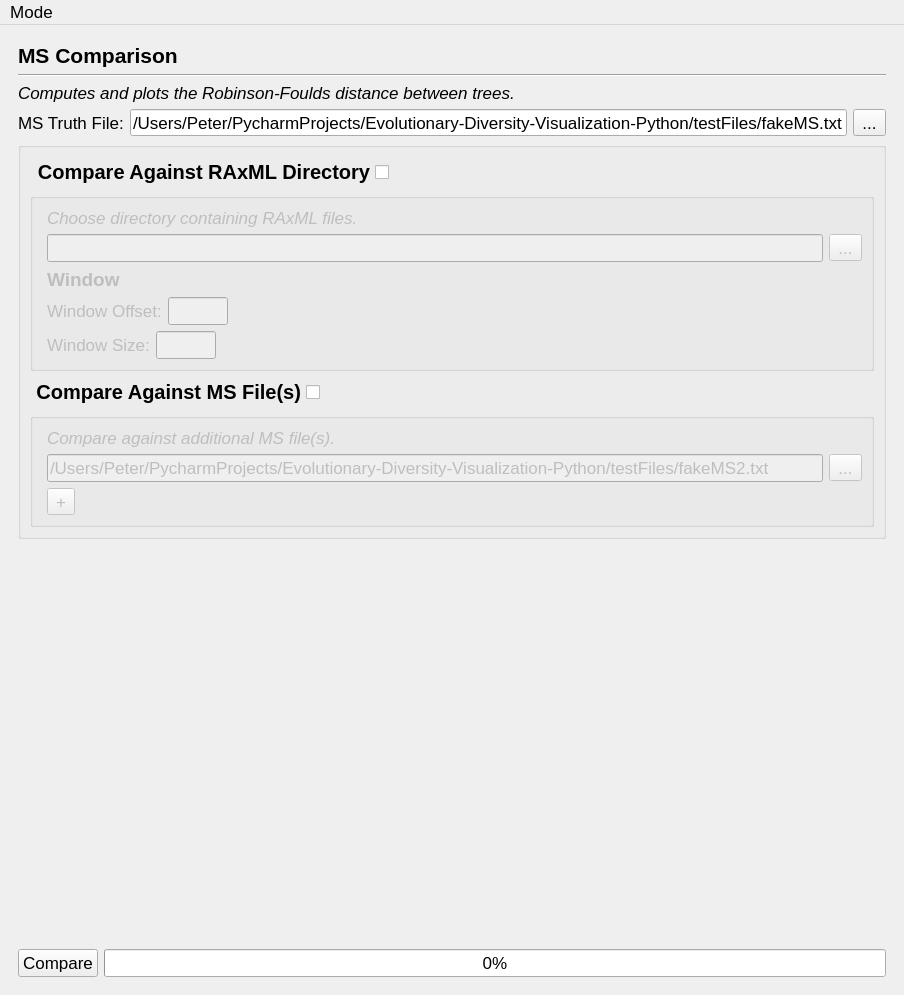
Old version of the form module/gui_layout.ui in the repository PeterDulworth/PhyloVis.
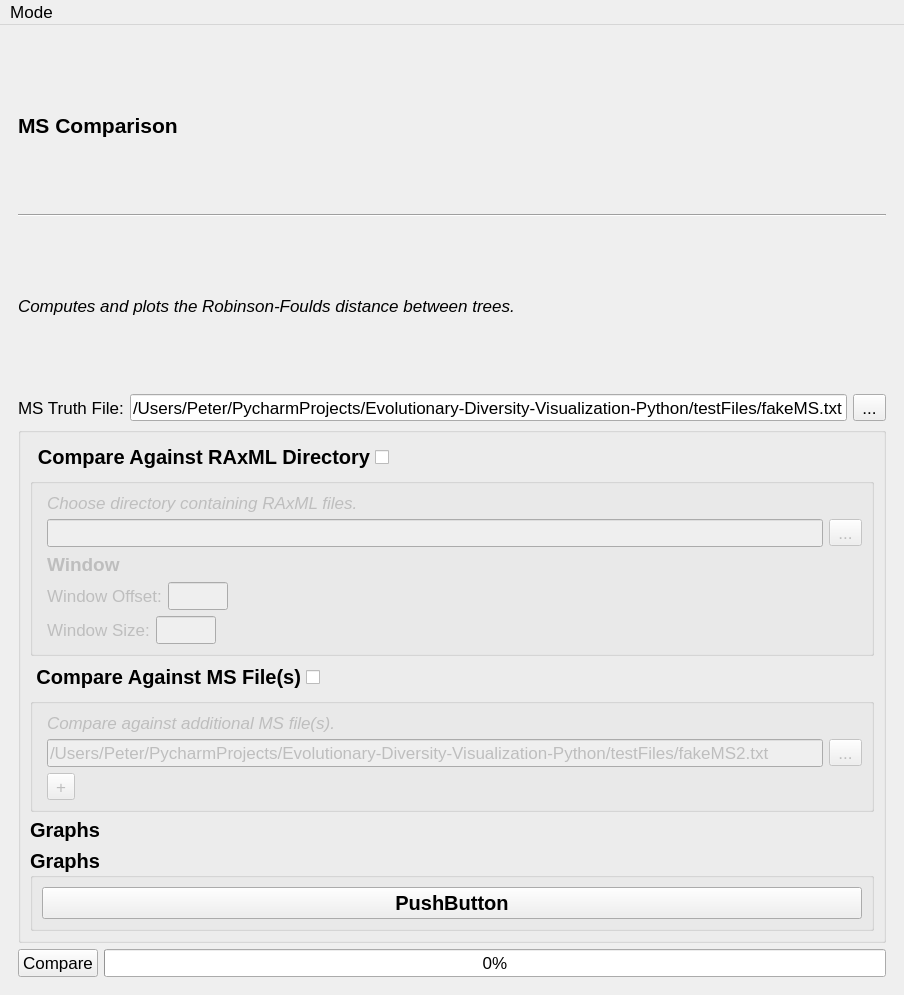
New version of the form. The open tabs and pages were chosen to show the change.

```diff
--- a/module/gui_layout.ui
+++ b/module/gui_layout.ui
@@ -2638,27 +2638,53 @@
                <zorder></zorder>
                <zorder></zorder>
                <zorder></zorder>
-               <zorder></zorder>
-               <zorder></zorder>
-               <zorder></zorder>
+              </widget>
+             </item>
+             <item>
+              <layout class="QHBoxLayout" name="horizontalLayout_33">
+               <item>
+                <widget class="QLabel" name="label_24">
+                 <property name="font">
+                  <font>
+                   <family>Arial</family>
+                   <pointsize>15</pointsize>
+                   <weight>75</weight>
+                   <bold>true</bold>
+                  </font>
+                 </property>
+                 <property name="text">
+                  <string>Graphs</string>
+                 </property>
+                </widget>
+               </item>
+              </layout>
+             </item>
+             <item>
+              <widget class="QGroupBox" name="groupBox">
+               <property name="font">
+                <font>
+                 <pointsize>15</pointsize>
+                 <weight>75</weight>
+                 <bold>true</bold>
+                </font>
+               </property>
+               <property name="title">
+                <string>Graphs</string>
+               </property>
+               <layout class="QVBoxLayout" name="verticalLayout_13">
+                <item>
+                 <widget class="QPushButton" name="pushButton">
+                  <property name="text">
+                   <string>PushButton</string>
+                  </property>
+                 </widget>
+                </item>
+               </layout>
               </widget>
              </item>
             </layout>
            </widget>
           </item>
-          <item>
-           <spacer name="verticalSpacer_4">
-            <property name="orientation">
-             <enum>Qt::Vertical</enum>
-            </property>
-            <property name="sizeHint" stdset="0">
-             <size>
-              <width>20</width>
-              <height>40</height>
-             </size>
-            </property>
-           </spacer>
-          </item>
           <item>
            <layout class="QHBoxLayout" name="horizontalLayout_17">
             <item>
```
Left out of the diff: 18 changed lines with no effect on the pictures.
